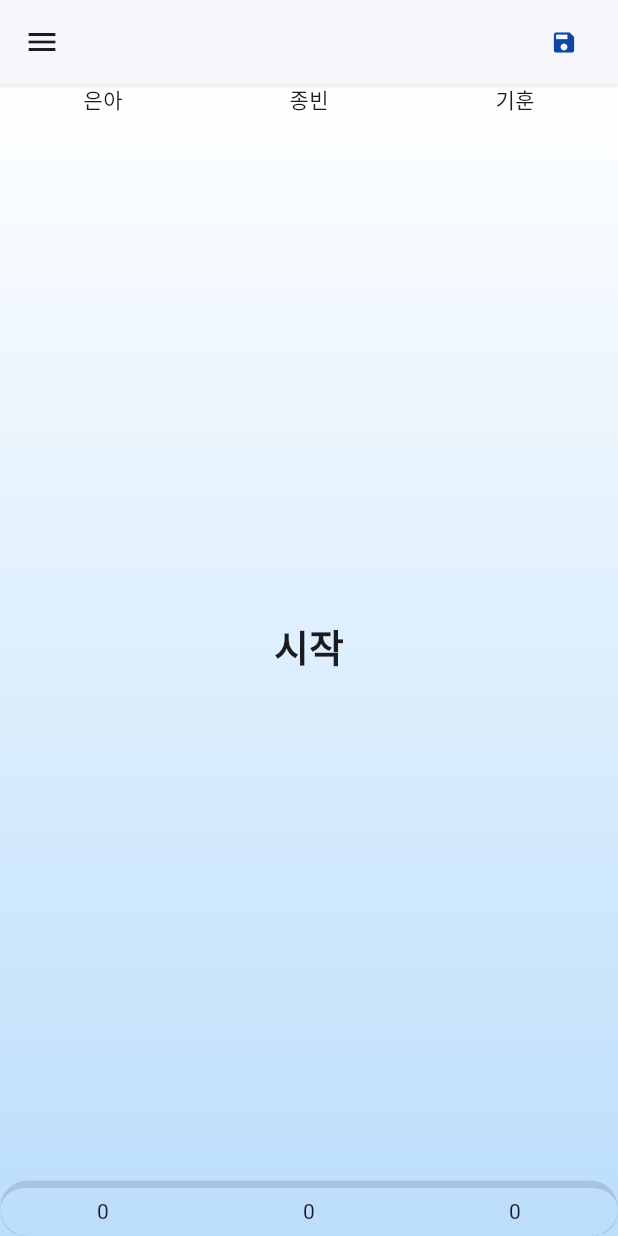
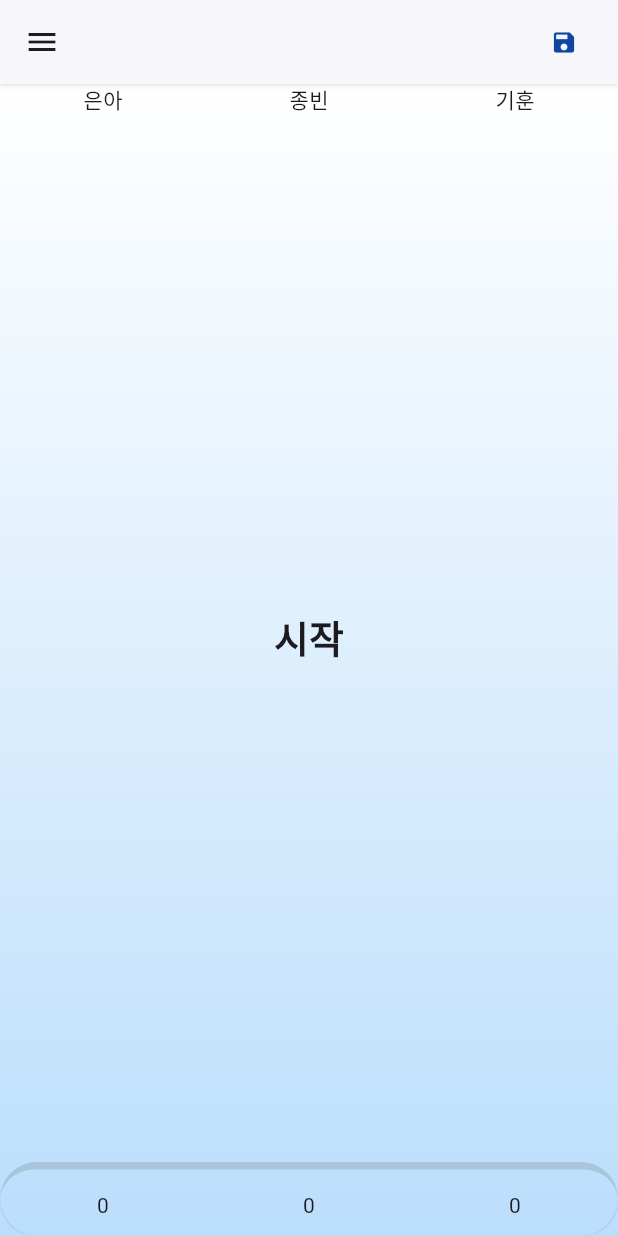
Before and after one commit to Moon-jbin/PPEONGNOTE, a Flutter app: the ScoreScreen screen opened by its route, on a phone screen of 412 x 824 dp. Run offline on Flutter 3.47's test engine with Material 3 defaults, Android fonts, the phone set to English and light mode, and no system bars; our stand-ins replace flutter_hooks, flutter_screenutil, get_it, go_router, hooks_riverpod, package_info_plus and 1 more; accounts and stored records are empty.

Commit message:
Fix : BottomScore UI 수정

```diff
--- a/lib/custom_widgets/custom_widget.dart
+++ b/lib/custom_widgets/custom_widget.dart
@@ -154,12 +154,13 @@ class CustomWidget {
     final gameResultWatch = ref.watch(gameResultProvider);
 
     return Container(
+      padding: EdgeInsets.only(top: 3.h),
+      alignment: Alignment.topCenter,
       decoration: const BoxDecoration(
-          // color: Colors.red,
           borderRadius: BorderRadius.all(Radius.circular(50)),
           border: Border(top: BorderSide(color: Colors.black12, width: 5.0))),
       width: size.width,
-      height: 30.h,
+      height: 40.h,
       child: Row(
         mainAxisAlignment: MainAxisAlignment.spaceAround,
         children:
--- a/lib/screen/score_screen.dart
+++ b/lib/screen/score_screen.dart
@@ -243,7 +243,7 @@ class ScoreListView extends HookConsumerWidget {
                   showScoreModifyDlgFn(context, scoreIdx: scoreIdx);
                 },
                 child: Container(
-                  height: 80.h, //50.h,
+                  height: 50.h,
                   child: Row(
                     mainAxisAlignment: MainAxisAlignment.center,
                     children: [
```
